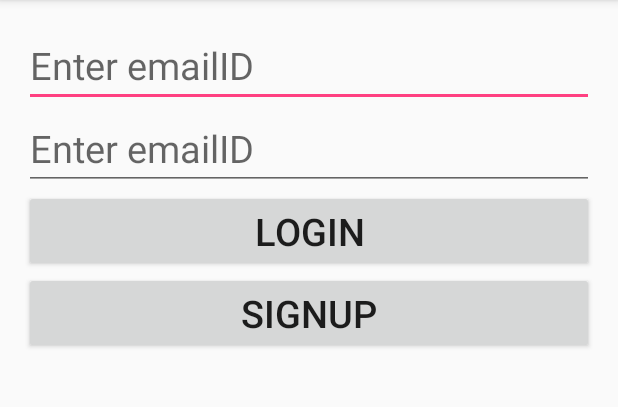
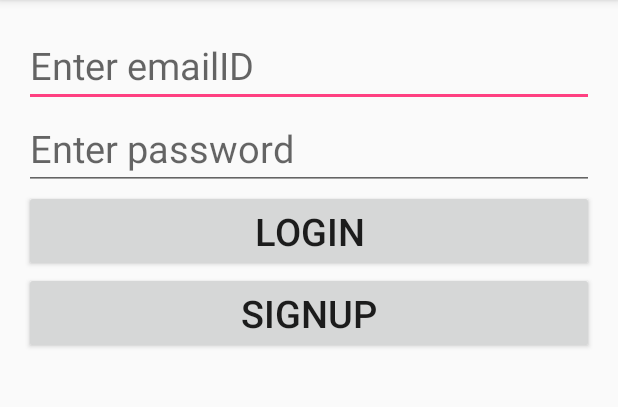
Before and after one commit to DeepakRattan/FirebaseAuthDemo, an Android app: the screen it shows after launch (LoginActivity), on a phone screen of 412 x 824 dp, the part 84-491 px from its top. Run offline under Robolectric (Android 15) with nearby library versions, the phone set to English and light mode, and no system bars; our stand-ins replace Firebase (no records; nobody signed in at launch, a user with empty details on screens opened directly).

Commit message:
third commit

```diff
--- a/app/src/main/res/layout/activity_login.xml
+++ b/app/src/main/res/layout/activity_login.xml
@@ -22,7 +22,7 @@
         android:id="@+id/edtPass"
         android:layout_width="match_parent"
         android:layout_height="wrap_content"
-        android:hint="Enter emailID"
+        android:hint="Enter password"
         android:inputType="textPassword"
         android:textSize="25sp" />
 
```
